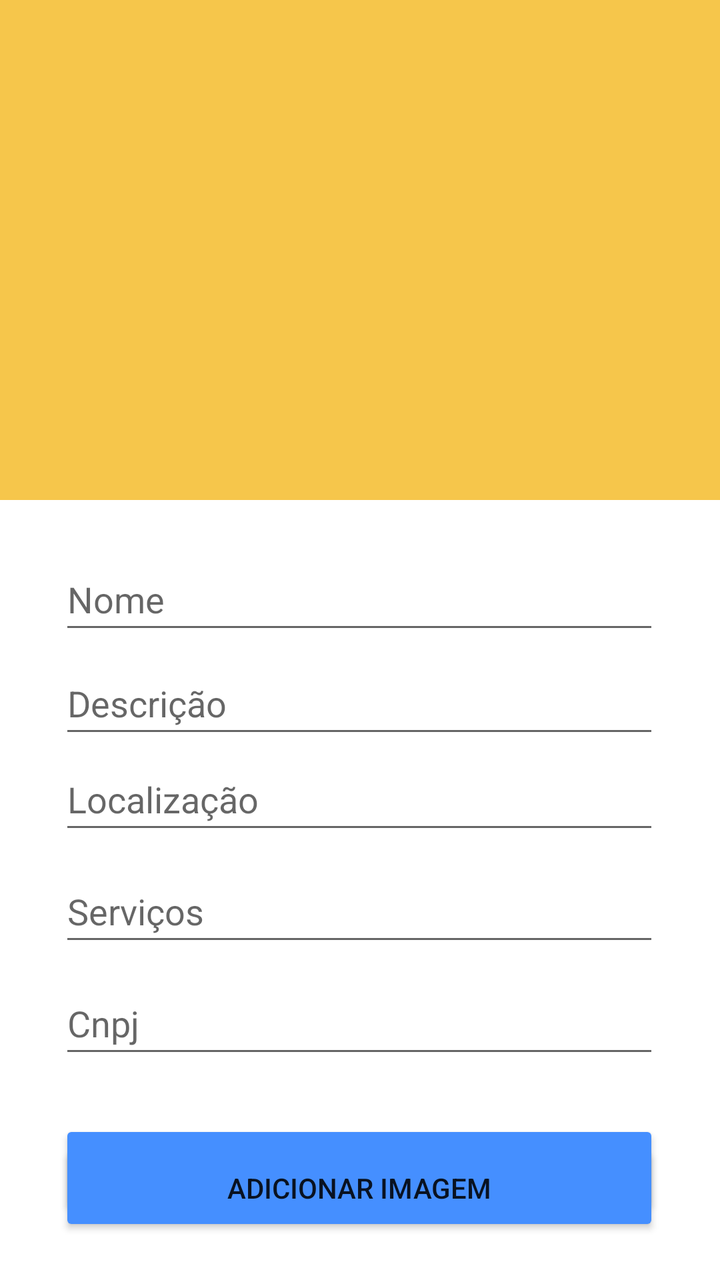
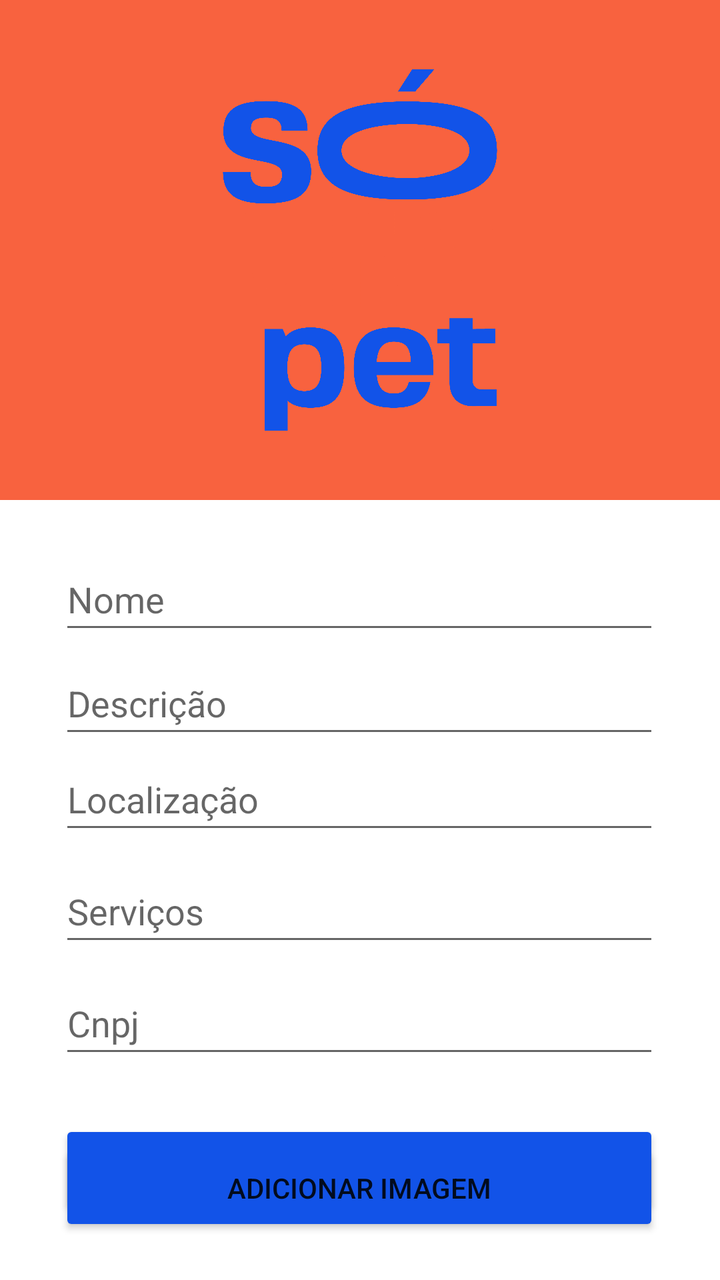

Screens rendered from an Android XML layout before and after an edit, with the pre-edit source and the edit as a unified diff.
<!-- AndroidManifest.xml: application theme Theme.AppCompat.Light.NoActionBar -->
<!-- res/layout/activity_cadastrar_petshop.xml -->
<?xml version="1.0" encoding="utf-8"?>
<androidx.constraintlayout.widget.ConstraintLayout xmlns:android="http://schemas.android.com/apk/res/android"
    xmlns:app="http://schemas.android.com/apk/res-auto"
    xmlns:tools="http://schemas.android.com/tools"
    android:id="@+id/main"
    android:layout_width="match_parent"
    android:layout_height="match_parent"
    android:background="#FFFFFF"
    tools:context=".CadastrarPetActivity">

    <com.google.android.material.appbar.MaterialToolbar
        android:id="@+id/materialToolbar"
        android:layout_width="match_parent"
        android:layout_height="250dp"
        android:background="@color/corfundo"
        android:minHeight="?attr/actionBarSize"
        android:theme="?attr/actionBarTheme"
        app:layout_constraintEnd_toEndOf="parent"
        app:layout_constraintHorizontal_bias="0.506"
        app:layout_constraintStart_toStartOf="parent"
        app:layout_constraintTop_toTopOf="parent"
        tools:ignore="MissingConstraints" />

    <ImageView
        android:id="@+id/cadastrarPetshop"
        android:layout_width="match_parent"
        android:layout_height="250dp"
        app:layout_constraintEnd_toEndOf="parent"
        app:layout_constraintStart_toStartOf="parent"
        app:layout_constraintTop_toTopOf="parent"
        app:srcCompat="@drawable/hit_the_follow_button_now___1_" />

    <EditText
        android:id="@+id/nomePetshop"
        android:layout_width="300dp"
        android:layout_height="48dp"
        android:layout_marginTop="24dp"
        android:ems="10"
        android:hint="Nome"
        android:inputType="text"
        android:maxLength="30"
        app:layout_constraintEnd_toEndOf="parent"
        app:layout_constraintHorizontal_bias="0.495"
        app:layout_constraintStart_toStartOf="parent"
        app:layout_constraintTop_toBottomOf="@+id/materialToolbar" />

    <EditText
        android:id="@+id/servicosPetshop"
        android:layout_width="300dp"
        android:layout_height="48dp"
        android:layout_marginTop="8dp"
        android:ems="10"
        android:hint="Serviços"
        android:maxLength="100"
        app:layout_constraintEnd_toEndOf="parent"
        app:layout_constraintHorizontal_bias="0.495"
        app:layout_constraintStart_toStartOf="parent"
        app:layout_constraintTop_toBottomOf="@+id/localizacaoPetshop" />

    <EditText
        android:id="@+id/localizacaoPetshop"
        android:layout_width="300dp"
        android:layout_height="48dp"
        android:ems="10"
        android:hint="Localização"
        android:maxLength="50"
        app:layout_constraintEnd_toEndOf="parent"
        app:layout_constraintHorizontal_bias="0.495"
        app:layout_constraintStart_toStartOf="parent"
        app:layout_constraintTop_toBottomOf="@+id/descricaoPetshop" />

    <EditText
        android:id="@+id/textCnpj"
        android:layout_width="300dp"
        android:layout_height="48dp"
        android:layout_marginTop="8dp"
        android:ems="10"
        android:hint="Cnpj"
        android:maxLength="13"
        app:layout_constraintEnd_toEndOf="parent"
        app:layout_constraintHorizontal_bias="0.495"
        app:layout_constraintStart_toStartOf="parent"
        app:layout_constraintTop_toBottomOf="@+id/servicosPetshop" />

    <EditText
        android:id="@+id/descricaoPetshop"
        android:layout_width="300dp"
        android:layout_height="48dp"
        android:layout_marginTop="4dp"
        android:ems="10"
        android:hint="Descrição"
        android:inputType="text"
        android:maxLength="100"
        app:layout_constraintEnd_toEndOf="parent"
        app:layout_constraintHorizontal_bias="0.495"
        app:layout_constraintStart_toStartOf="parent"
        app:layout_constraintTop_toBottomOf="@+id/nomePetshop" />

    <Button
        android:id="@+id/buttonSalvarPetshop"
        android:layout_width="300dp"
        android:layout_height="wrap_content"
        android:layout_marginBottom="32dp"
        android:backgroundTint="@color/corfundoazul"
        android:text="Salvar Petshop"
        app:layout_constraintBottom_toBottomOf="parent"
        app:layout_constraintEnd_toEndOf="parent"
        app:layout_constraintHorizontal_bias="0.495"

        app:layout_constraintStart_toStartOf="parent" />

    <TextView
        android:id="@+id/textoAviso"
        android:layout_width="wrap_content"
        android:layout_height="wrap_content"
        android:text="Sua imagem está sendo carregada!"
        android:textSize="20dp"
        android:visibility="invisible"
        app:layout_constraintBottom_toTopOf="@+id/buttonAdicionarImagem"
        app:layout_constraintEnd_toEndOf="parent"
        app:layout_constraintHorizontal_bias="0.585"
        app:layout_constraintStart_toStartOf="parent"
        app:layout_constraintTop_toBottomOf="@+id/textCnpj" />

    <Button
        android:id="@+id/buttonAdicionarImagem"
        android:layout_width="300dp"
        android:layout_height="wrap_content"
        android:layout_marginTop="36dp"
        android:backgroundTint="@color/corfundoazul"
        android:text="Adicionar Imagem"
        app:layout_constraintEnd_toEndOf="parent"
        app:layout_constraintHorizontal_bias="0.495"
        app:layout_constraintStart_toStartOf="parent"
        app:layout_constraintTop_toBottomOf="@+id/textCnpj" />

</androidx.constraintlayout.widget.ConstraintLayout>
<!-- resources referenced by this layout -->
<resources>
  <color name="corfundo">#f6c64b</color>
  <color name="corfundoazul">#458fff</color>
  <!-- drawable hit_the_follow_button_now___1_: png bitmap (drawable, 572272 bytes) -->
</resources>

<!-- the commit's change to res/layout/activity_cadastrar_petshop.xml (unified diff, before → after) -->
@@ -28,7 +28,8 @@
         app:layout_constraintEnd_toEndOf="parent"
         app:layout_constraintStart_toStartOf="parent"
         app:layout_constraintTop_toTopOf="parent"
-        app:srcCompat="@drawable/hit_the_follow_button_now___1_" />
+        android:src="@drawable/marca_01"
+        />
 
     <EditText
         android:id="@+id/nomePetshop"
<!-- resource entries referenced after the edit -->
@@ -1,7 +1,7 @@
 <!-- resources referenced by this layout -->
 <resources>
-  <color name="corfundo">#f6c64b</color>
-  <color name="corfundoazul">#458fff</color>
-  <!-- drawable hit_the_follow_button_now___1_: png bitmap (drawable, 572272 bytes) -->
+  <color name="corfundo">#f8623f</color>
+  <color name="corfundoazul">#1253e8</color>
+  <!-- drawable marca_01: png bitmap (drawable, 163986 bytes) -->
 </resources>
 
